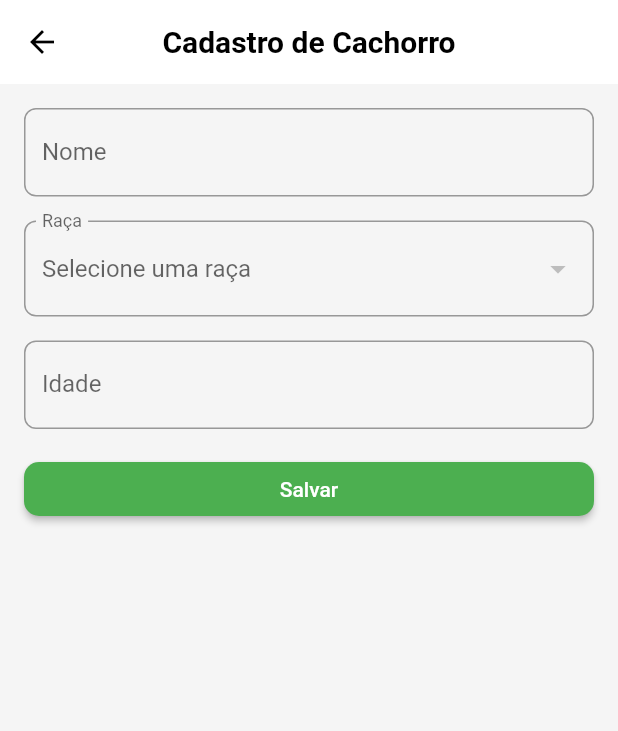
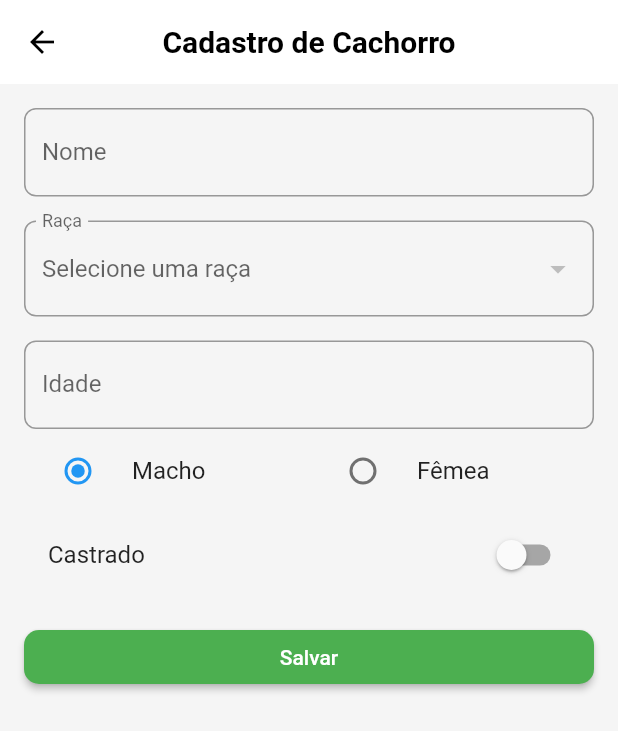
Before and after one commit to Sergio-Cordeiro/Canine_shield, a Flutter app: the DogRegistrationScreen screen opened by its route, on a phone screen of 412 x 824 dp. Shown: the top 731 px of the screen. Run offline on Flutter 3.47's test engine with Material 2 defaults, Android fonts, the phone set to English and light mode, and no system bars; our stand-ins replace sqflite; accounts and stored records are empty; network calls fail.

Commit message:
new variable

```diff
--- a/lib/models/dog.dart
+++ b/lib/models/dog.dart
@@ -5,12 +5,16 @@ class Dog {
   final String name;
   final String? breed;
   final int age;
+  final String gender;
+  final bool castrated;
 
   Dog({
     required this.id,
     required this.name,
     this.breed,
     required this.age,
+    required this.gender,
+    required this.castrated,
   });
 
   factory Dog.fromJson(Map<String, dynamic> json) {
@@ -19,6 +23,8 @@ class Dog {
       name: json['name'],
       breed: json['breed'],
       age: json['age'],
+      gender: json['gender'],
+      castrated: json['castrated'],
     );
   }
 
@@ -27,14 +33,18 @@ class Dog {
     'name': name,
     'breed': breed,
     'age': age,
+    'gender': gender,
+    'castrated': castrated,
   };
 
-  factory Dog.createNewDog(String name, String? breed, int age) {
+  factory Dog.createNewDog(String name, String? breed, int age, String gender, bool castrated) {
     return Dog(
       id: Uuid().v4(),
       name: name,
       breed: breed,
       age: age,
+      gender: gender,
+      castrated: castrated,
     );
   }
 
@@ -43,11 +53,13 @@ class Dog {
     final name = map['name'] as String?;
     final breed = map['breed'] as String?;
     final age = map['age'] as int?;
+    final gender = map['gender'] as String?;
+    final castrated = map['castrated'] as bool?;
 
-    if (id == null || name == null || breed == null || age == null) {
+    if (id == null || name == null || breed == null || age == null || gender == null || castrated == null) {
       throw Exception('Dados do banco de dados inválidos para criar um objeto Dog');
     }
 
-    return Dog(id: id.toString(), name: name, breed: breed, age: age);
+    return Dog(id: id.toString(), name: name, breed: breed, age: age, gender: gender, castrated: castrated);
   }
 }
--- a/lib/newDog.dart
+++ b/lib/newDog.dart
@@ -11,6 +11,8 @@ class DogRegistrationScreen extends StatefulWidget {
   _DogRegistrationScreenState createState() => _DogRegistrationScreenState();
 }
 
+enum Gender { male, female } // enum para representar os gêneros
+
 class _DogRegistrationScreenState extends State<DogRegistrationScreen> {
   final _formKey = GlobalKey<FormState>();
   late String _dogName;
@@ -18,6 +20,8 @@ class _DogRegistrationScreenState extends State<DogRegistrationScreen> {
   late int _age;
   List<String> _breeds = [];
   final _dogDatabase = DogDatabase();
+  Gender _gender = Gender.male;
+  bool _castrated = false;
 
   @override
   void initState() {
@@ -137,6 +141,44 @@ class _DogRegistrationScreenState extends State<DogRegistrationScreen> {
                   _age = int.parse(value!);
                 },
               ),
+
+              Row(
+                children: [
+                  Expanded(
+                    child: RadioListTile(
+                      title: const Text('Macho'),
+                      value: Gender.male,
+                      groupValue: _gender,
+                      onChanged: (value) {
+                        setState(() {
+                          _gender = value as Gender;
+                        });
+                      },
+                    ),
+                  ),
+                  Expanded(
+                    child: RadioListTile(
+                      title: const Text('Fêmea'),
+                      value: Gender.female,
+                      groupValue: _gender,
+                      onChanged: (value) {
+                        setState(() {
+                          _gender = value as Gender;
+                        });
+                      },
+                    ),
+                  ),
+                ],
+              ),
+              SwitchListTile(
+                title: const Text('Castrado'),
+                value: _castrated,
+                onChanged: (value) {
+                  setState(() {
+                    _castrated = value!;
+                  });
+                },
+              ),
               const SizedBox(height: 16.0),
               ElevatedButton(
                 child: const Text('Salvar'),
@@ -148,10 +190,11 @@ class _DogRegistrationScreenState extends State<DogRegistrationScreen> {
                       name: _dogName,
                       breed: _breed!,
                       age: _age,
+                      gender: _gender == Gender.male ? 'Macho' : 'Fêmea', // atribui o valor selecionado
                       id: '',
+                      castrated:_castrated,
                     );
                     // Salvar os dados do cachorro no banco de dados
-
                     await _dogDatabase.insertDog(dog);
                     Navigator.push(
                       context,
```
Also changed, not shown: 1 other file.
